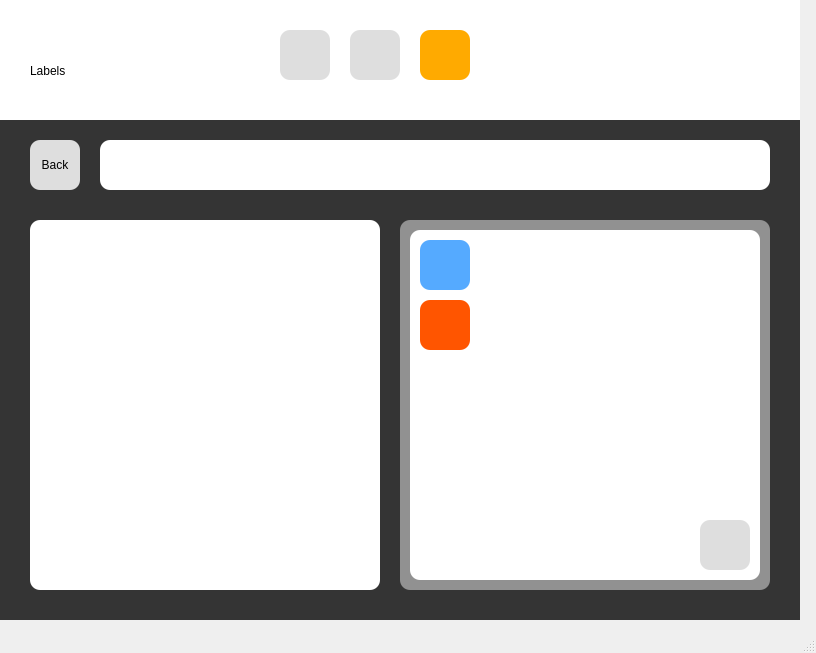
First picture: the form in gui/shelf_3.ui, repository AshwinRaikar88/daxplore, before the edit.
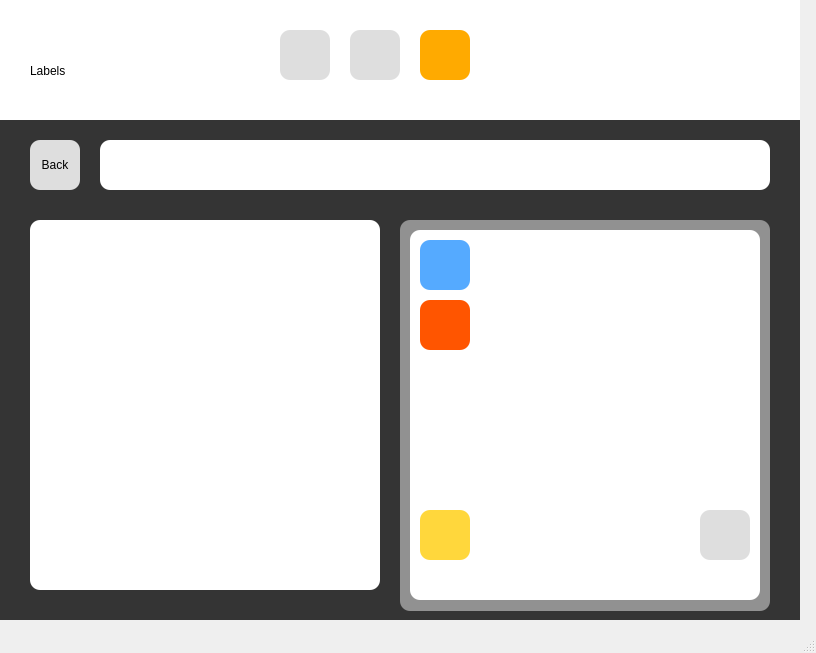
Second picture: the form after the edit.

```diff
--- a/gui/shelf_3.ui
+++ b/gui/shelf_3.ui
@@ -53,7 +53,7 @@
        <x>400</x>
        <y>100</y>
        <width>370</width>
-       <height>370</height>
+       <height>391</height>
       </rect>
      </property>
      <property name="minimumSize">
@@ -159,7 +159,7 @@
       <property name="geometry">
        <rect>
         <x>300</x>
-        <y>300</y>
+        <y>290</y>
         <width>50</width>
         <height>50</height>
        </rect>
@@ -182,6 +182,51 @@
        <bool>false</bool>
       </property>
      </widget>
+     <widget class="QLabel" name="title_count">
+      <property name="geometry">
+       <rect>
+        <x>10</x>
+        <y>340</y>
+        <width>350</width>
+        <height>40</height>
+       </rect>
+      </property>
+      <property name="styleSheet">
+       <string notr="true">background-color: rgb(255, 255, 255);
+font: 63 16pt &quot;Cascadia Code PL SemiBold&quot;;
+border-radius: 10;</string>
+      </property>
+      <property name="text">
+       <string/>
+      </property>
+     </widget>
+     <widget class="QPushButton" name="goto_button">
+      <property name="geometry">
+       <rect>
+        <x>20</x>
+        <y>290</y>
+        <width>50</width>
+        <height>50</height>
+       </rect>
+      </property>
+      <property name="styleSheet">
+       <string notr="true">background-color: rgb(255, 215, 60);
+border-radius: 10px;
+</string>
+      </property>
+      <property name="text">
+       <string/>
+      </property>
+      <property name="iconSize">
+       <size>
+        <width>20</width>
+        <height>20</height>
+       </size>
+      </property>
+      <property name="checkable">
+       <bool>false</bool>
+      </property>
+     </widget>
     </widget>
     <widget class="QTreeView" name="treeView">
      <property name="geometry">
```
Left out of the diff: 9 changed lines with no effect on the pictures.
